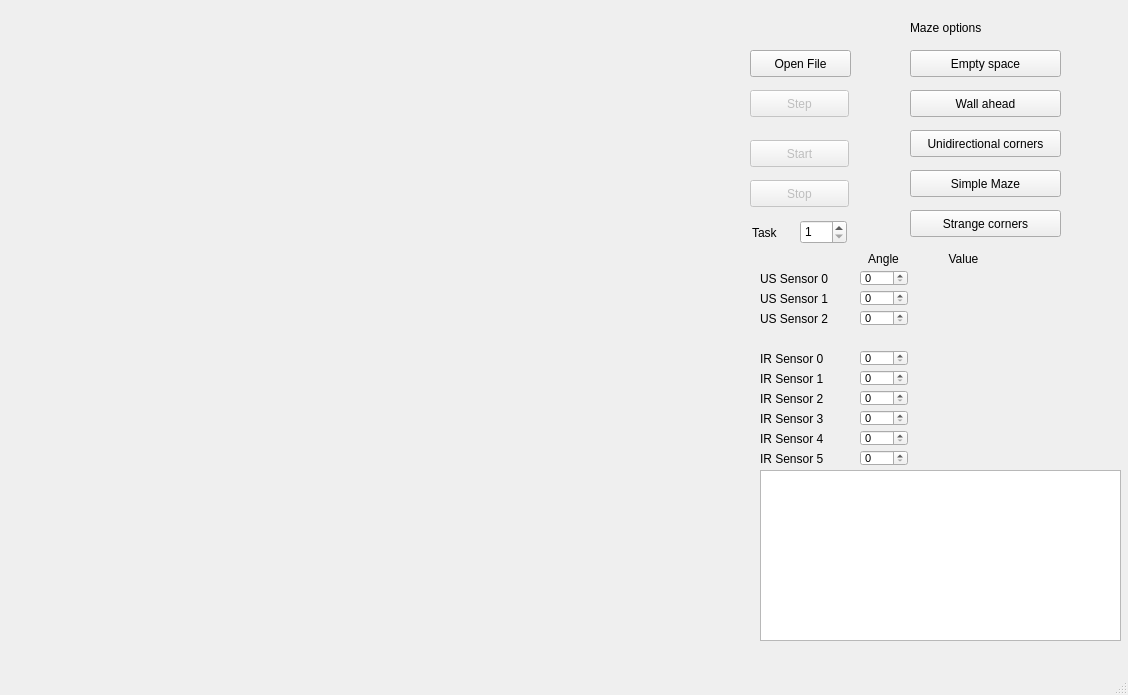
Old version of the form simulatorCode/BaESimulator/simulatorwindow.ui in the repository MrHug/Arduino-Simulator.
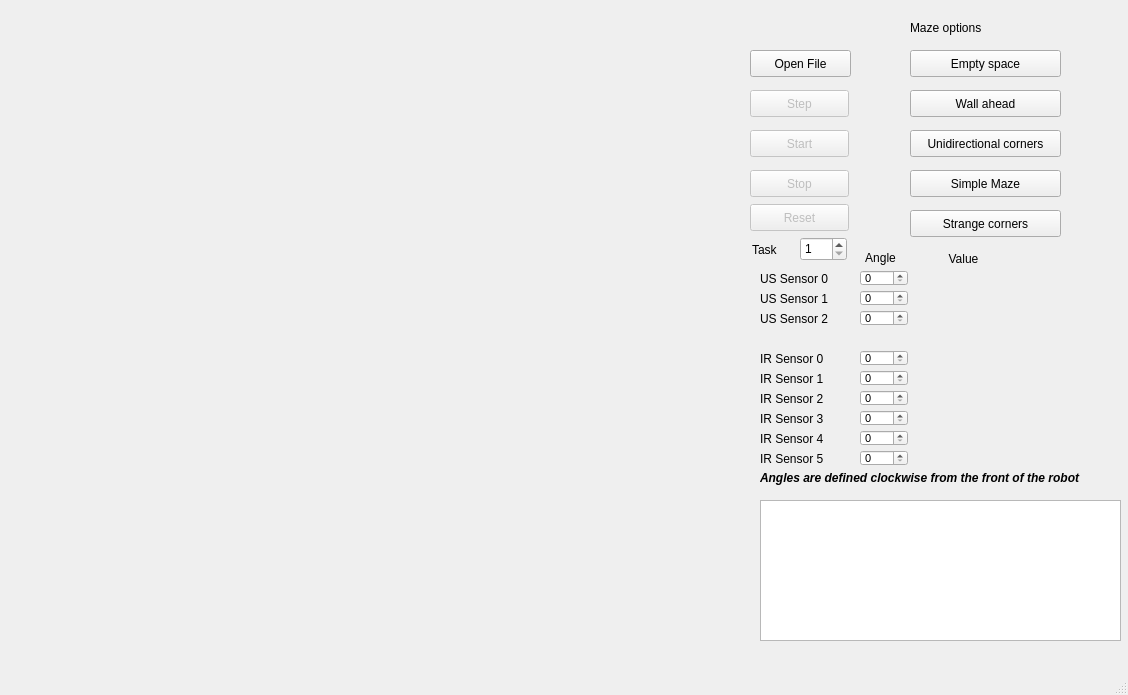
New version of the form.

Commit message: Reset functionality complete + converter fix

```diff
--- a/simulatorCode/BaESimulator/simulatorwindow.ui
+++ b/simulatorCode/BaESimulator/simulatorwindow.ui
@@ -21,7 +21,7 @@
     <property name="geometry">
      <rect>
       <x>750</x>
-      <y>140</y>
+      <y>130</y>
       <width>99</width>
       <height>27</height>
      </rect>
@@ -37,7 +37,7 @@
     <property name="geometry">
      <rect>
       <x>750</x>
-      <y>180</y>
+      <y>170</y>
       <width>99</width>
       <height>27</height>
      </rect>
@@ -342,10 +342,10 @@
    <widget class="QLabel" name="label_11">
     <property name="geometry">
      <rect>
-      <x>850</x>
+      <x>860</x>
       <y>250</y>
-      <width>67</width>
-      <height>17</height>
+      <width>41</width>
+      <height>16</height>
      </rect>
     </property>
     <property name="text">
@@ -586,9 +586,9 @@
     <property name="geometry">
      <rect>
       <x>760</x>
-      <y>470</y>
+      <y>500</y>
       <width>361</width>
-      <height>171</height>
+      <height>141</height>
      </rect>
     </property>
     <property name="sizePolicy">
@@ -628,7 +628,7 @@
     <property name="geometry">
      <rect>
       <x>800</x>
-      <y>220</y>
+      <y>237</y>
       <width>47</width>
       <height>24</height>
      </rect>
@@ -644,7 +644,7 @@
     <property name="geometry">
      <rect>
       <x>752</x>
-      <y>223</y>
+      <y>240</y>
       <width>41</width>
       <height>20</height>
      </rect>
@@ -653,6 +653,42 @@
      <string>Task</string>
     </property>
    </widget>
+   <widget class="QLabel" name="label_13">
+    <property name="geometry">
+     <rect>
+      <x>760</x>
+      <y>470</y>
+      <width>341</width>
+      <height>16</height>
+     </rect>
+    </property>
+    <property name="font">
+     <font>
+      <weight>75</weight>
+      <italic>true</italic>
+      <bold>true</bold>
+     </font>
+    </property>
+    <property name="text">
+     <string>Angles are defined clockwise from the front of the robot</string>
+    </property>
+   </widget>
+   <widget class="QPushButton" name="BtnReset">
+    <property name="enabled">
+     <bool>false</bool>
+    </property>
+    <property name="geometry">
+     <rect>
+      <x>750</x>
+      <y>204</y>
+      <width>99</width>
+      <height>27</height>
+     </rect>
+    </property>
+    <property name="text">
+     <string>Reset</string>
+    </property>
+   </widget>
   </widget>
   <widget class="QMenuBar" name="menuBar">
    <property name="geometry">
```
The commit also changes 7 other files.
